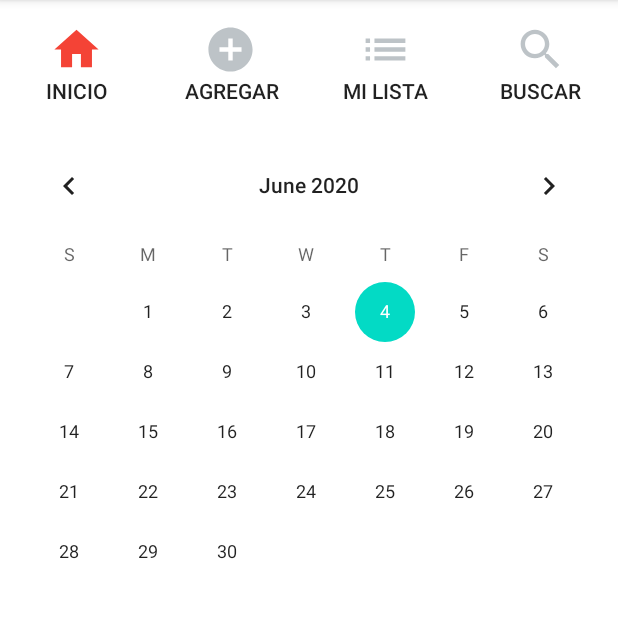
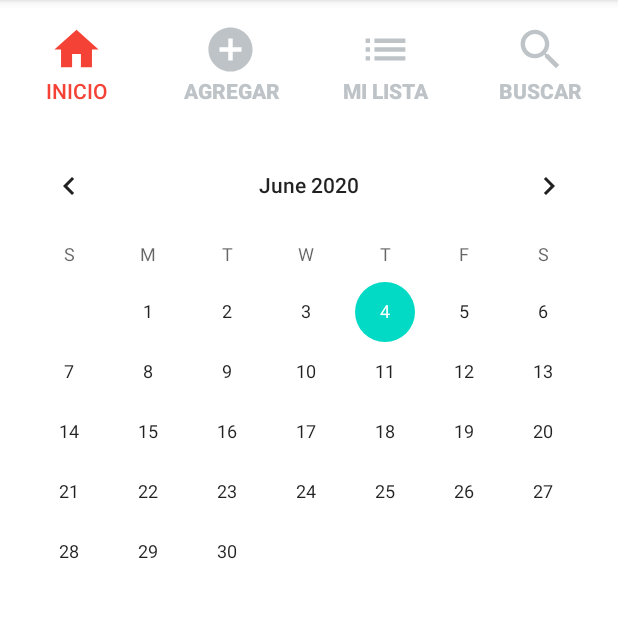
Before and after one commit to paulinabolanos/BisonApp, an Android app: the Inicio screen opened directly, with no data from a screen before it, on a phone screen of 412 x 824 dp, the part 84-702 px from its top. Run offline under Robolectric (Android 15) with nearby library versions, the phone set to English and light mode, and no system bars.

Commit message:
Commit documentación

```diff
--- a/BisonApp70/app/src/main/java/com/example/bisonapp70/Inicio.java
+++ b/BisonApp70/app/src/main/java/com/example/bisonapp70/Inicio.java
@@ -31,7 +31,8 @@ public class Inicio extends AppCompatActivity {
         btnMostrar.setOnClickListener(new View.OnClickListener() {
             @Override
             public void onClick(View v) {
-
+                /*Mediante un Intent llamamos al Activity "Mostrar" para ver las actividades
+                que se van agregando a la base de datos*/
                 Intent intent = new Intent(getApplicationContext(), Mostrar.class);
                 startActivity(intent);
             }
--- a/BisonApp70/app/src/main/java/com/example/bisonapp70/Mostrar.java
+++ b/BisonApp70/app/src/main/java/com/example/bisonapp70/Mostrar.java
@@ -9,6 +9,7 @@ import android.os.Bundle;
 import android.view.View;
 import android.widget.Button;
 
+//Necesario importar las librerias para utilizar "RecyclerView"
 public class Mostrar extends AppCompatActivity {
     private RecyclerView recVw;
     private TareasAdaptador tareasAdaptador;
@@ -22,10 +23,12 @@ public class Mostrar extends AppCompatActivity {
         recVw = findViewById(R.id.recVw);
         recVw.setLayoutManager(new LinearLayoutManager(this));
 
+        //Creamos una instancia de la clase "DBSQLite" para hacer uso de los metodos de la clase
         DBSQLite db = new DBSQLite(getApplicationContext());
 
         String noControl = getIntent().getStringExtra("noControlb");
 
+        //Funcion encargada de obtener los datos de la tabla
         tareasAdaptador = new TareasAdaptador(db.mostrarTareas(noControl));
 
 
@@ -37,6 +40,7 @@ public class Mostrar extends AppCompatActivity {
         btnInicio.setOnClickListener(new View.OnClickListener() {
             @Override
             public void onClick(View v) {
+                //Mediante un Intent llamamos al Activity "Inicio"
                 Intent intent = new Intent(getApplicationContext(), Inicio.class);
                 startActivity(intent);
                 finish();
--- a/BisonApp70/app/src/main/res/layout/activity_inicio.xml
+++ b/BisonApp70/app/src/main/res/layout/activity_inicio.xml
@@ -21,7 +21,8 @@
             android:layout_weight="1"
             android:background="#FFFFFFFF"
             android:drawableTop="@drawable/ic_home_black_24dp"
-            android:text="Inicio" />
+            android:text="Inicio"
+            android:textColor="#F44336" />
 
         <Button
             android:id="@+id/btnAgregar"
@@ -30,7 +31,9 @@
             android:layout_weight="1"
             android:background="#FFFFFF"
             android:drawableTop="@drawable/ic_add_circle_black_24dp"
-            android:text="agregar" />
+            android:text="agregar"
+            android:textColor="#BDC3C7"
+            android:textStyle="bold" />
 
         <Button
             android:id="@+id/btnMostrar"
@@ -39,7 +42,9 @@
             android:layout_weight="1"
             android:background="#FFFFFF"
             android:drawableTop="@drawable/ic_list_black_24dp"
-            android:text="mi lista" />
+            android:text="mi lista"
+            android:textColor="#BDC3C7"
+            android:textStyle="bold" />
 
         <Button
             android:id="@+id/btnBuscar"
@@ -48,7 +53,9 @@
             android:layout_weight="1"
             android:background="#FFFFFF"
             android:drawableTop="@drawable/bus"
-            android:text="Buscar" />
+            android:text="Buscar"
+            android:textColor="#BDC3C7"
+            android:textStyle="bold" />
     </LinearLayout>
 
     <CalendarView
```
Also changed, not shown: BisonApp70/app/src/main/java/com/example/bisonapp70/DBSQLite.java (+38 -0 lines), BisonApp70/app/src/main/java/com/example/bisonapp70/Registro.java (+17 -2 lines), BisonApp70/app/src/main/res/layout/activity_agregar_examen.xml (+11 -4 lines), BisonApp70/app/src/main/res/layout/activity_agregar_proyecto.xml (+11 -4 lines), BisonApp70/app/src/main/res/layout/activity_agregar_tarea.xml (+11 -4 lines), BisonApp70/app/src/main/res/layout/activity_buscar.xml (+11 -4 lines), BisonApp70/app/src/main/res/layout/activity_mostrar.xml (+11 -4 lines).
